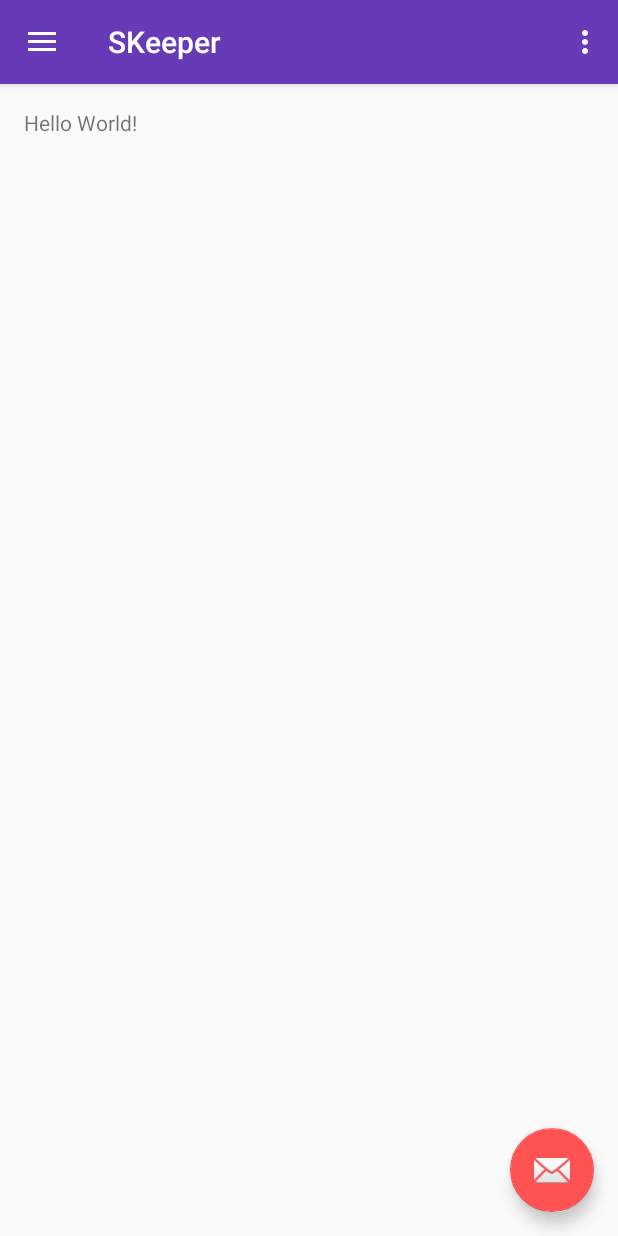
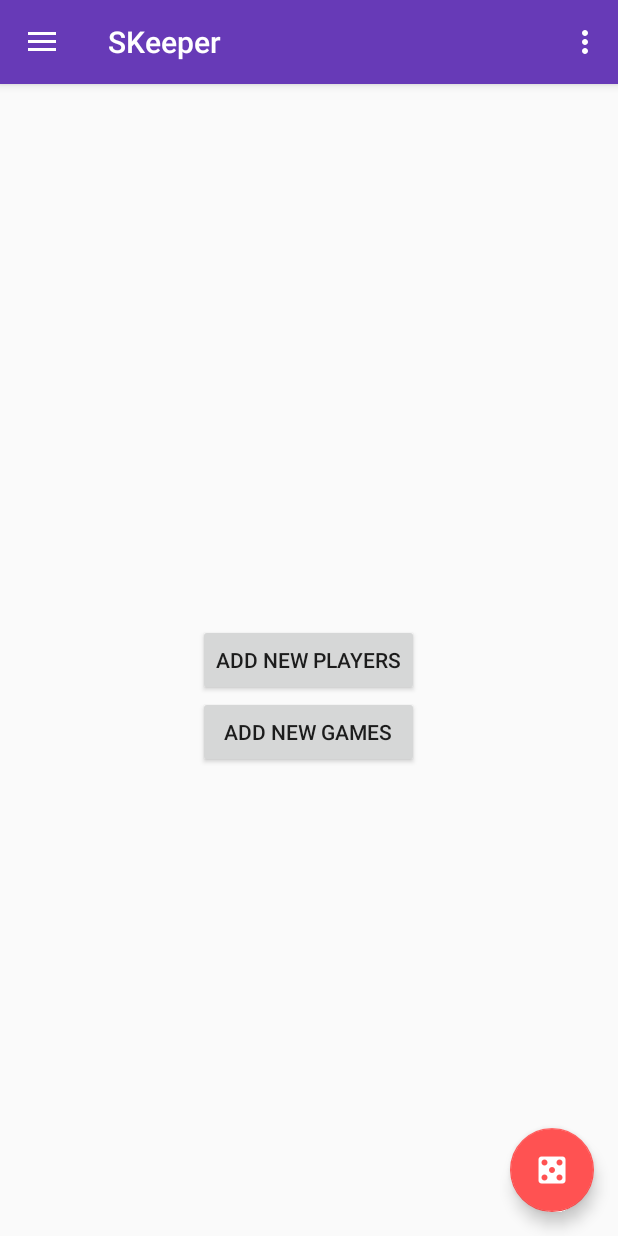
Before and after one commit to EricDw/SKeeper, an Android app: the screen it shows after launch (MainActivity), on a phone screen of 412 x 824 dp. Run offline under Robolectric (Android 15) with nearby library versions, the phone set to English and light mode, and no system bars.

Commit message:
Added many new methods, activities,  and TODOs.

```diff
--- a/app/src/main/java/com/publicmethod/owner/skeeper/ui/MainActivity.java
+++ b/app/src/main/java/com/publicmethod/owner/skeeper/ui/MainActivity.java
@@ -1,10 +1,8 @@
 package com.publicmethod.owner.skeeper.ui;
 
+import android.content.Intent;
 import android.os.Bundle;
 import android.support.design.widget.FloatingActionButton;
-import android.support.design.widget.Snackbar;
-import android.support.v7.widget.RecyclerView;
-import android.view.View;
 import android.support.design.widget.NavigationView;
 import android.support.v4.view.GravityCompat;
 import android.support.v4.widget.DrawerLayout;
@@ -13,13 +11,18 @@ import android.support.v7.app.AppCompatActivity;
 import android.support.v7.widget.Toolbar;
 import android.view.Menu;
 import android.view.MenuItem;
+import android.view.View;
+import android.widget.Button;
 
 import com.publicmethod.owner.skeeper.R;
+import com.publicmethod.owner.skeeper.constants.Keys;
 
 public class MainActivity extends AppCompatActivity
-        implements NavigationView.OnNavigationItemSelectedListener {
+        implements NavigationView.OnNavigationItemSelectedListener, View.OnClickListener {
 
-    private RecyclerView mRecyclerView;
+
+    private Button mAddNewPlayersButton, mAddNewGamesButton;
+    private FloatingActionButton mFab;
 
     @Override
     protected void onCreate(Bundle savedInstanceState) {
@@ -28,15 +31,7 @@ public class MainActivity extends AppCompatActivity
         Toolbar toolbar = (Toolbar) findViewById(R.id.toolbar);
         setSupportActionBar(toolbar);
 
-        FloatingActionButton fab = (FloatingActionButton) findViewById(R.id.fab);
-        fab.setOnClickListener(new View.OnClickListener() {
-            @Override
-            public void onClick(View view) {
-                Snackbar.make(view, "Replace with your own action", Snackbar.LENGTH_LONG)
-                        .setAction("Action", null).show();
-            }
-        });
-
+//        Initialize Views
         DrawerLayout drawer = (DrawerLayout) findViewById(R.id.drawer_layout);
         ActionBarDrawerToggle toggle = new ActionBarDrawerToggle(
                 this, drawer, toolbar, R.string.navigation_drawer_open, R.string.navigation_drawer_close);
@@ -46,11 +41,14 @@ public class MainActivity extends AppCompatActivity
         NavigationView navigationView = (NavigationView) findViewById(R.id.nav_view);
         navigationView.setNavigationItemSelectedListener(this);
 
-//        Initialize Views
-        mRecyclerView = (RecyclerView) findViewById(R.id.recyclerView);
+        mAddNewPlayersButton = (Button) findViewById(R.id.button_add_players);
+        mAddNewGamesButton = (Button) findViewById(R.id.button_add_game);
+        mFab = (FloatingActionButton) findViewById(R.id.fab);
 
-
-
+//        Add Listeners
+        mAddNewPlayersButton.setOnClickListener(this);
+        mAddNewGamesButton.setOnClickListener(this);
+        mFab.setOnClickListener(this);
     }
 
     @Override
@@ -85,7 +83,7 @@ public class MainActivity extends AppCompatActivity
         return super.onOptionsItemSelected(item);
     }
 
-    @SuppressWarnings("StatementWithEmptyBody")
+
     @Override
     public boolean onNavigationItemSelected(MenuItem item) {
         // Handle navigation view item clicks here.
@@ -110,4 +108,31 @@ public class MainActivity extends AppCompatActivity
         drawer.closeDrawer(GravityCompat.START);
         return true;
     }
+
+    @Override
+    public void onClick(View v) {
+        int id = v.getId();
+
+        switch (id) {
+
+            case R.id.button_add_players:
+//                TODO: Start PlayersListActivity.
+                break;
+            case R.id.button_add_game:
+//                TODO: Start GamesListActivity.
+                break;
+            case R.id.fab:
+//                TODO: playLastGame();
+//                Snackbar.make(v, "Replace with your own action", Snackbar.LENGTH_LONG)
+//                        .setAction("Action", null).show();
+                int numberOfPlayers = 2;
+
+                Intent intent = new Intent(this, ScoreKeeperActivity.class);
+                intent.putExtra(Keys.KEY_DEFAULT_PLAYERS_NUMBER, numberOfPlayers);
+                startActivity(intent);
+            default:
+        }
+
+
+    }
 }
--- a/app/src/main/res/layout/app_bar_main.xml
+++ b/app/src/main/res/layout/app_bar_main.xml
@@ -30,6 +30,6 @@
         android:layout_height="wrap_content"
         android:layout_gravity="bottom|end"
         android:layout_margin="@dimen/fab_margin"
-        android:src="@android:drawable/ic_dialog_email"/>
+        android:src="@mipmap/ic_dice_5_white"/>
 
 </android.support.design.widget.CoordinatorLayout>
--- a/app/src/main/res/layout/content_main.xml
+++ b/app/src/main/res/layout/content_main.xml
@@ -13,8 +13,22 @@
     tools:context=".ui.MainActivity"
     tools:showIn="@layout/app_bar_main">
 
-    <TextView
+    <Button
+        android:id="@+id/button_add_players"
         android:layout_width="wrap_content"
         android:layout_height="wrap_content"
-        android:text="Hello World!"/>
+        android:layout_centerInParent="true"
+        android:text="@string/button_add_players_text"/>
+
+    <Button
+        android:id="@+id/button_add_game"
+        android:layout_width="wrap_content"
+        android:layout_height="wrap_content"
+        android:layout_alignEnd="@+id/button_add_players"
+        android:layout_alignStart="@+id/button_add_players"
+        android:layout_below="@+id/button_add_players"
+        android:text="@string/button_add_game_text"
+        />
+
+
 </RelativeLayout>
--- a/app/src/main/res/values/strings.xml
+++ b/app/src/main/res/values/strings.xml
@@ -9,4 +9,6 @@
     <string name="title_activity_score_keeper">Game Title</string>
     <string name="button_minus_text">-</string>
     <string name="button_add_text">+</string>
+    <string name="button_add_players_text">ADD NEW PLAYERS</string>
+    <string name="button_add_game_text">ADD NEW GAMES</string>
 </resources>
```
Also changed, not shown: app/src/main/java/com/publicmethod/owner/skeeper/adapters/PlayerScoreCardAdapter.java (+8 -1 lines), app/src/main/java/com/publicmethod/owner/skeeper/constants/Keys.java (added, +9 -0 lines), app/src/main/java/com/publicmethod/owner/skeeper/ui/ScoreKeeperActivity.java (+75 -10 lines), app/src/main/res/menu/score_keeper_activity.xml (added, +11 -0 lines), app/src/main/res/mipmap-hdpi/ic_account_plus_white.png (added), app/src/main/res/mipmap-hdpi/ic_dice_5_white.png (added), app/src/main/res/mipmap-mdpi/ic_account_plus_white.png (added), app/src/main/res/mipmap-mdpi/ic_dice_5_white.png (added), app/src/main/res/mipmap-xhdpi/ic_account_plus_white.png (added), app/src/main/res/mipmap-xhdpi/ic_dice_5_white.png (added), app/src/main/res/mipmap-xxhdpi/ic_account_plus_white.png (added), app/src/main/res/mipmap-xxhdpi/ic_dice_5_white.png (added).
